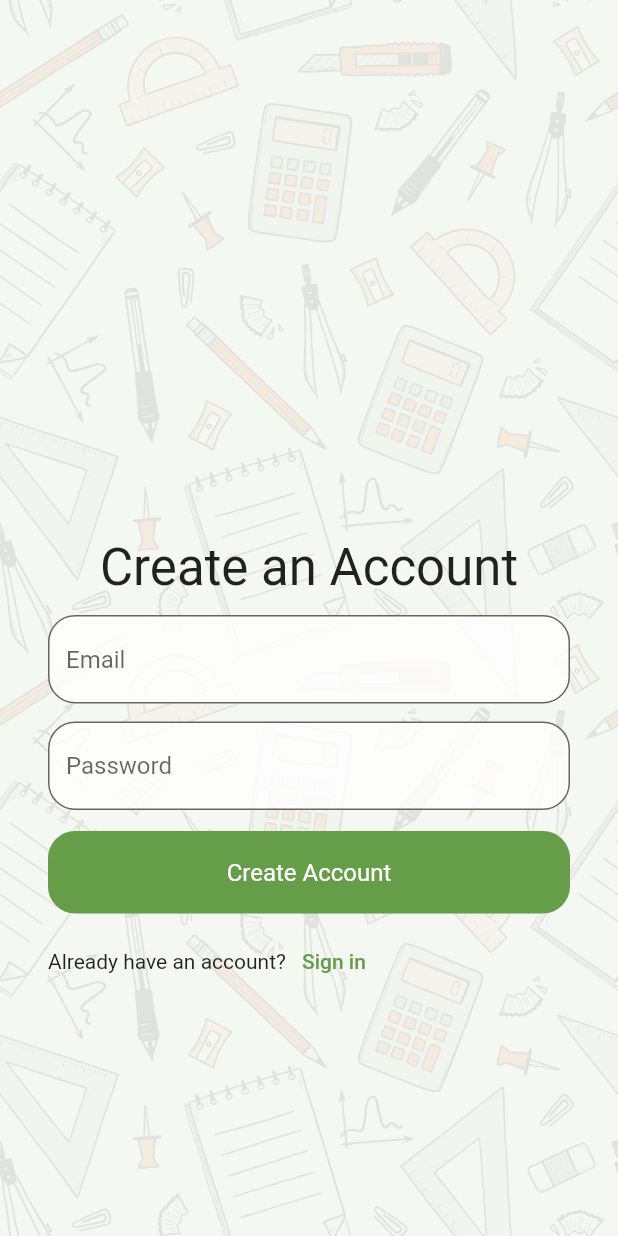
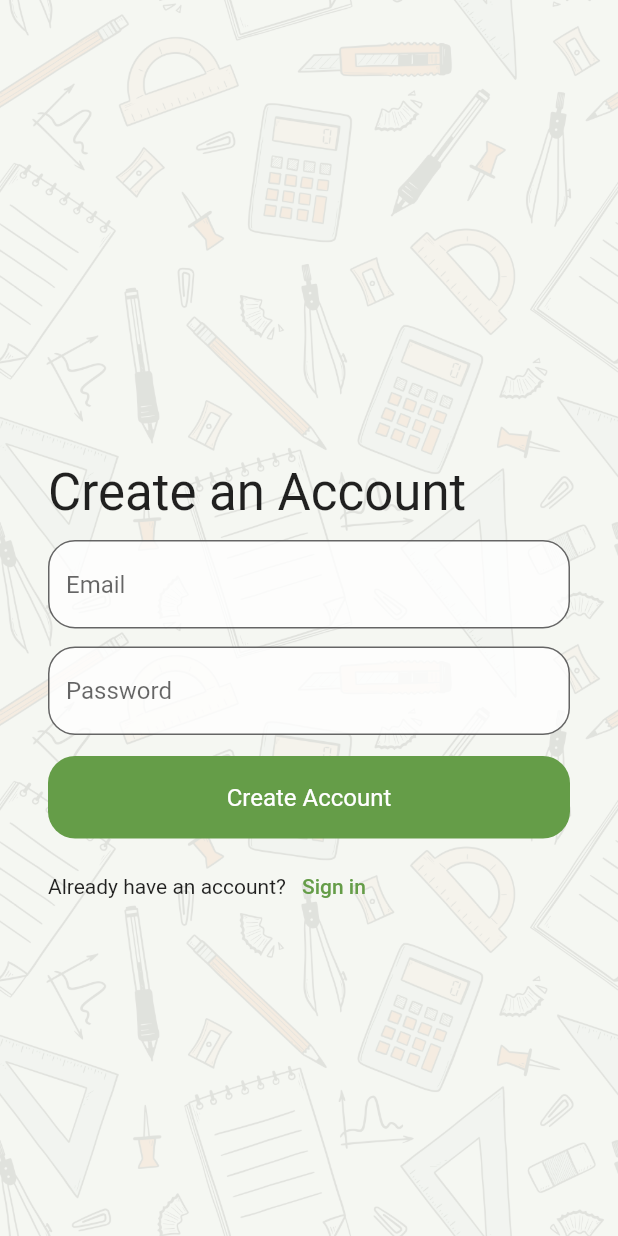
Before and after one commit to akwayne/backpack, a Flutter app: the screen it shows after launch, after a tap on "Or create a new account", on a phone screen of 412 x 824 dp. Run offline on Flutter 3.47's test engine with Material 2 defaults, Android fonts, the phone set to English and light mode, and no system bars; our stand-ins replace cloud_firestore, file_picker, firebase_auth, firebase_core, firebase_storage, flutter_riverpod and 3 more; missing offline and left inert: firebase_ui_auth, firebase_ui_oauth_google; accounts and stored records are empty; Roboto replaces fonts that are missing (Arial).

Commit message:
improve layout for mobile in landscape

```diff
--- a/lib/home/home_nav.dart
+++ b/lib/home/home_nav.dart
@@ -95,7 +95,7 @@ Widget _buildMobileView(
                   title: Text(_navIcons[index]['label']),
                   onTap: () {
                     updateNavTab(index);
-                    context.pop();
+                    Navigator.pop(context);
                   },
                 );
               }),
--- a/lib/user/view/auth/login_page.dart
+++ b/lib/user/view/auth/login_page.dart
@@ -1,3 +1,4 @@
+import 'package:backpack/utilities/device_type.dart';
 import 'package:firebase_auth/firebase_auth.dart';
 import 'package:flutter/material.dart';
 import 'package:flutter_riverpod/flutter_riverpod.dart';
@@ -28,19 +29,30 @@ class LoginPageState extends ConsumerState<LoginPage> {
 
   @override
   Widget build(BuildContext context, [bool mounted = true]) {
+    DeviceType deviceType = getDeviceType(MediaQuery.of(context));
+    Orientation orientation = MediaQuery.of(context).orientation;
+
     return Scaffold(
       body: LoginBackground(
-        child: Column(
+        child: ListView(
+          children: [
+            // do not show image on mobile in landscape mode
+            if (!(deviceType == DeviceType.mobile &&
+                orientation == Orientation.landscape))
+              Column(
                 children: [
                   SizedBox(
-              height: 300,
+                    height: deviceType == DeviceType.mobile ? 250 : 300,
                     child: Image.asset(
                       // Designed by stockgiu / Freepik
                       'assets/backpack.png',
-                fit: BoxFit.cover,
+                      fit: BoxFit.fitHeight,
                     ),
                   ),
                   const SizedBox(height: 20),
+                ],
+              ),
+
             Padding(
               padding: const EdgeInsets.symmetric(vertical: 6.0),
               child: Text(
@@ -101,7 +113,7 @@ class LoginPageState extends ConsumerState<LoginPage> {
               ),
             ),
             TextButton(
-              onPressed: () => context.goNamed('register'),
+              onPressed: () => context.pushNamed('register'),
               child: const Text('Or create a new account'),
             ),
           ],
--- a/lib/user/view/auth/register_page.dart
+++ b/lib/user/view/auth/register_page.dart
@@ -3,6 +3,7 @@ import 'package:flutter/material.dart';
 import 'package:flutter_riverpod/flutter_riverpod.dart';
 import 'package:go_router/go_router.dart';
 
+import '../../../utilities/utilities.dart';
 import '../../viewmodel/student_provider.dart';
 import 'auth_text_field.dart';
 import 'login_background.dart';
@@ -28,12 +29,28 @@ class RegisterPageState extends ConsumerState<RegisterPage> {
 
   @override
   Widget build(BuildContext context, [bool mounted = true]) {
+    DeviceType deviceType = getDeviceType(MediaQuery.of(context));
+    Orientation orientation = MediaQuery.of(context).orientation;
+
     return Scaffold(
       body: LoginBackground(
-        child: Column(
+        child: ListView(
           children: [
-            const SizedBox(height: 300),
-            const SizedBox(height: 20),
+            // no empty space on mobile in landscape mode
+            if (!(deviceType == DeviceType.mobile &&
+                orientation == Orientation.landscape))
+              Column(
+                children: [
+                  SizedBox(
+                    height: getDeviceType(MediaQuery.of(context)) ==
+                            DeviceType.mobile
+                        ? 250
+                        : 300,
+                  ),
+                  const SizedBox(height: 20),
+                ],
+              ),
+
             Padding(
               padding: const EdgeInsets.symmetric(vertical: 6.0),
               child: Text(
@@ -104,7 +121,7 @@ class RegisterPageState extends ConsumerState<RegisterPage> {
               children: [
                 const Text('Already have an account?'),
                 TextButton(
-                  onPressed: () => context.goNamed('login'),
+                  onPressed: () => context.pop(),
                   child: const Text('Sign in'),
                 ),
               ],
--- a/lib/user/view/auth/setup_page.dart
+++ b/lib/user/view/auth/setup_page.dart
@@ -35,7 +35,7 @@ class SetupPageState extends ConsumerState<SetupPage> {
       body: LoginBackground(
         child: Form(
           key: _setupKey,
-          child: Column(
+          child: ListView(
             children: [
               Padding(
                 padding: const EdgeInsets.symmetric(vertical: 8.0),
--- a/lib/user/view/profile_page.dart
+++ b/lib/user/view/profile_page.dart
@@ -31,7 +31,7 @@ class ProfilePage extends ConsumerWidget {
       ),
       body: SafeArea(
         child: Padding(
-          padding: const EdgeInsets.all(36.0),
+          padding: const EdgeInsets.all(24.0),
           child: Center(
             child: Column(
               children: [
--- a/lib/user/view/profile_update.dart
+++ b/lib/user/view/profile_update.dart
@@ -52,8 +52,8 @@ class ProfileUpdate extends ConsumerWidget {
         body: SafeArea(
           child: Center(
             child: Padding(
-              padding: const EdgeInsets.all(36.0),
-              child: Column(
+              padding: const EdgeInsets.all(24.0),
+              child: ListView(
                 children: [
                   GestureDetector(
                     onTap: () async {
```
Also changed, not shown: lib/calendar/calendar_widget.dart (+7 -1 lines). Lines whose indentation alone changed are shown as unchanged.
